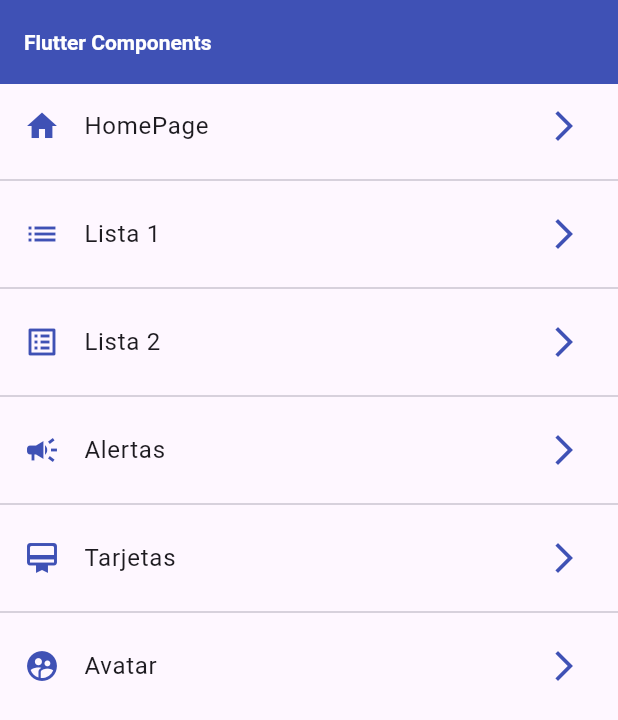
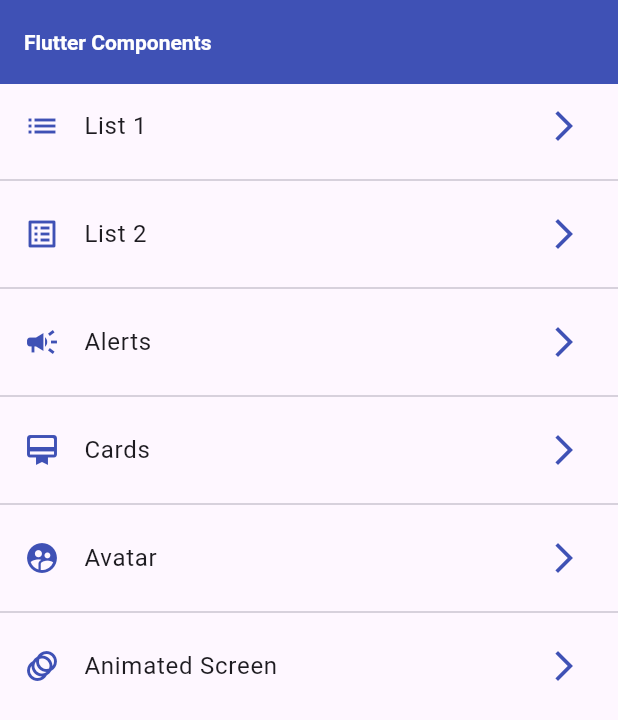
Before and after one commit to Amelfi/flutter_widget, a Flutter app: the screen it shows after launch, on a phone screen of 412 x 824 dp. Shown: the top 720 px of the screen. Run offline on Flutter 3.47's test engine with Material 3 defaults, Android fonts, the phone set to English and light mode, and no system bars.

Commit message:
animated content

```diff
--- a/lib/router/app_router.dart
+++ b/lib/router/app_router.dart
@@ -10,27 +10,22 @@ class AppRouter {
     //Todo: Erase Home
 
     MenuOption(
-        name: 'HomePage',
-        route: 'home',
-        screen: const HomeScreen(),
-        icon: Icons.home),
-    MenuOption(
-        name: 'Lista 1',
+        name: 'List 1',
         route: 'listView1',
         screen: const ListView1Screen(),
         icon: Icons.list),
     MenuOption(
-        name: 'Lista 2',
+        name: 'List 2',
         route: 'listView2',
         screen: const ListView2Screen(),
         icon: Icons.list_alt),
     MenuOption(
-        name: 'Alertas',
+        name: 'Alerts',
         route: 'alert',
         screen: const AlertScreen(),
         icon: Icons.campaign),
     MenuOption(
-        name: 'Tarjetas',
+        name: 'Cards',
         route: 'card',
         screen: const CardScreen(),
         icon: Icons.card_membership_rounded),
@@ -38,11 +33,19 @@ class AppRouter {
         name: 'Avatar',
         route: 'avatar',
         screen: const CircleAvatarScreen(),
-        icon: Icons.supervised_user_circle_rounded)
+        icon: Icons.supervised_user_circle_rounded),
+
+    MenuOption(
+        name: 'Animated Screen',
+        route: 'animated',
+        screen: const AnimatedScreen(),
+        icon: Icons.animation_rounded)
   ];
 
   static Map<String, Widget Function(BuildContext)> getRoutes() {
     Map<String, Widget Function(BuildContext)> routes = {};
+
+    routes.addAll({'home': (BuildContext context) => const HomeScreen()});
 
     for (final option in menuOptions) {
       routes.addAll({option.route: (BuildContext context) => option.screen});
--- a/lib/screens/screens.dart
+++ b/lib/screens/screens.dart
@@ -1,3 +1,4 @@
+export 'package:flutter_widgets/screens/animated_screen.dart';
 export 'package:flutter_widgets/screens/circle_avatar_screen.dart';
 export 'package:flutter_widgets/screens/home_screen.dart';
 export 'package:flutter_widgets/screens/listview1_screen.dart';
```
Also changed, not shown: lib/screens/animated_screen.dart (added, +58 -0 lines).
